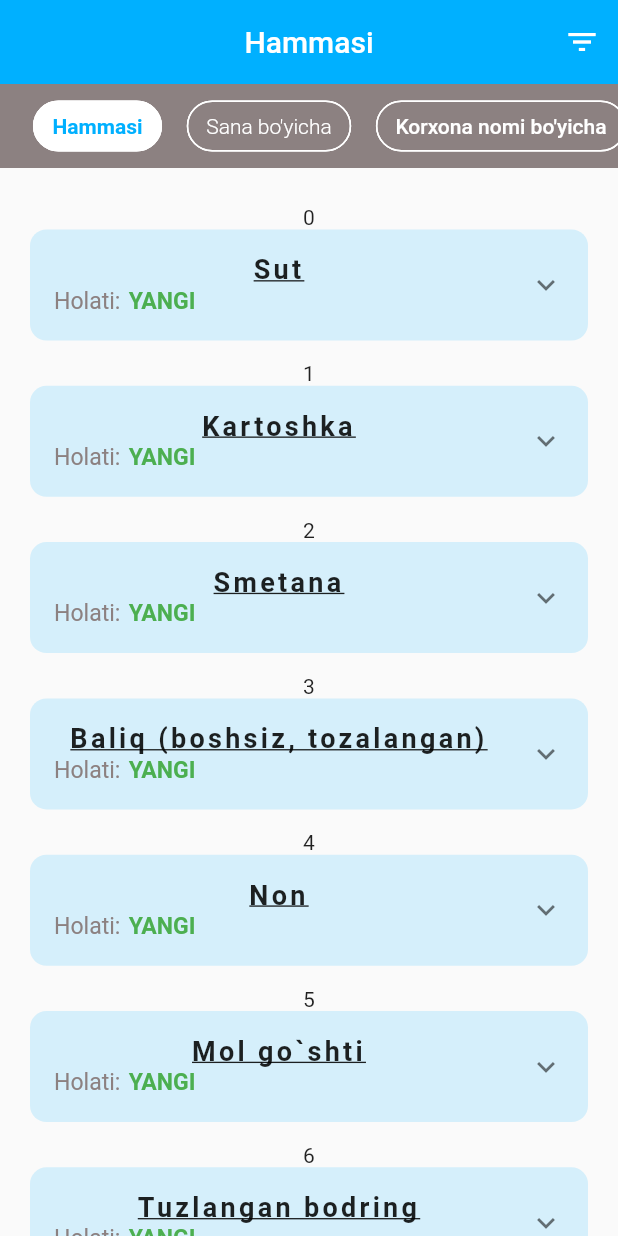
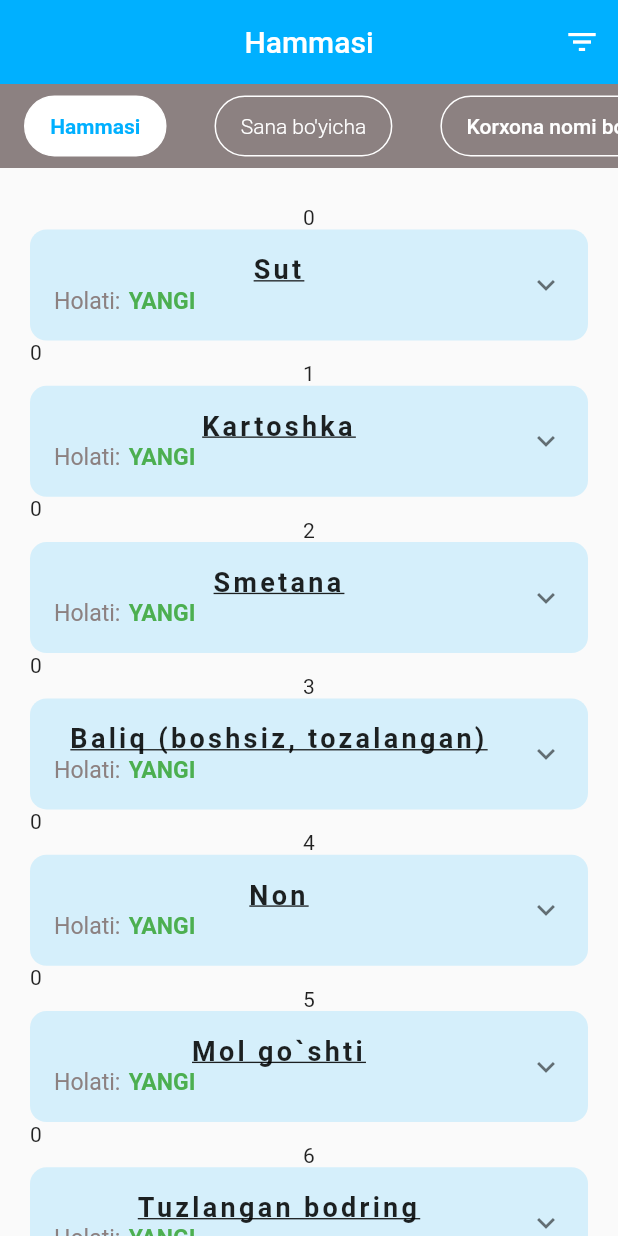
Before and after one commit to ravshanbk/governess_public_version, a Flutter app: the screen it shows after launch, on a phone screen of 412 x 824 dp. Run offline on Flutter 3.47's test engine with Material 2 defaults, Android fonts, the phone set to English and light mode, and no system bars; our stand-ins replace dio, flutter_datetime_picker, fluttertoast, hive, hive_flutter; accounts and stored records are empty; key blocks and very long unbroken strings in the code were emptied for the run.

Commit message:
Third commit

```diff
--- a/lib/ui/supplier/to_buy_products_page.dart
+++ b/lib/ui/supplier/to_buy_products_page.dart
@@ -1,4 +1,5 @@
 import 'package:flutter/cupertino.dart';
+import 'package:flutter/foundation.dart';
 import 'package:flutter/material.dart';
 import 'package:flutter_datetime_picker/flutter_datetime_picker.dart';
 import 'package:fluttertoast/fluttertoast.dart';
@@ -17,7 +18,7 @@ import 'package:provider/provider.dart';
 
 class ToBuyProductsPage extends StatefulWidget {
   ToBuyProductsPage({Key? key}) : super(key: key);
-
+  List<Product>? data;
   @override
   State<ToBuyProductsPage> createState() => _ToBuyProductsPageState();
 }
@@ -46,6 +47,7 @@ class _ToBuyProductsPageState extends State<ToBuyProductsPage> {
               future: toBuyProducts,
               builder: (context, AsyncSnapshot<List<Product>> snap) {
                 List<Product> data = snap.data!;
+                widget.data = data;
                 Provider.of<FilterToBuyPageProvider>(context, listen: false)
                     .initN(data.length);
 
@@ -59,15 +61,16 @@ class _ToBuyProductsPageState extends State<ToBuyProductsPage> {
   }
 
   _body(List<Product>? data, BuildContext context) {
+    int current = Provider.of<FilterToBuyPageProvider>(context, listen: false)
+        .currentFilterIndex;
     return Center(
-      child: (Provider.of<FilterToBuyPageProvider>(context, listen: false)
-                      .currentFilterIndex ==
-                  0 &&
-              Provider.of<FilterToBuyPageProvider>(context, listen: false).n! >
-                  0)
-          ? _allBody(data,context)
-          : _noDataBody(context),
-    );
+        child: (current == 0
+            ? _allBody(data, context, "0")
+            : current == 1
+                ? _allBody(data, context, "1")
+                : (current == 2
+                    ? _allBody(data, context, "2")
+                    : _allBody(data, context, "no data"))));
   }
 
   Container _noDataBody(BuildContext context) {
@@ -82,71 +85,62 @@ class _ToBuyProductsPageState extends State<ToBuyProductsPage> {
                         .watch<FilterToBuyPageProvider>()
                         .currentFilterIndex ==
                     0
-                      ? [
-                          const TextSpan(
-                              text: "Hozirda malumotlar mavjud emas")
-                        ]
+                ? [const TextSpan(text: "Hozirda malumotlar mavjud emas")]
                 : [
-                           TextSpan(text: "Tanlangan "+(context
+                    TextSpan(
+                        text: "Tanlangan " +
+                            (context
                                         .watch<FilterToBuyPageProvider>()
                                         .currentFilterIndex ==
                                     1
                                 ? "sana \n"
                                 : "korxona nomi ")),
-
+                    TextSpan(
+                      text: context
+                                  .watch<FilterToBuyPageProvider>()
+                                  .currentFilterIndex ==
+                              1
+                          ? DTFM.maker(Provider.of<FilterToBuyPageProvider>(
+                                  context,
+                                  listen: false)
+                              .from!
+                              .millisecondsSinceEpoch)
+                          : Provider.of<FilterToBuyPageProvider>(context,
+                                  listen: false)
+                              .currentCompName,
+                      style: TextStyle(color: Colors.red, fontSize: gW(22.0)),
+                    ),
+                    TextSpan(text: " / ", style: TextStyle(fontSize: gW(22.0))),
                     TextSpan(
                       text: context
                                   .watch<FilterToBuyPageProvider>()
                                   .currentFilterIndex ==
                               1
                           ? DTFM.maker(
-                                    Provider.of<FilterToBuyPageProvider>(
-                                            context,
-                                            listen: false)
-                                        .from!
+                              Provider.of<FilterToBuyPageProvider>(context)
+                                  .to!
                                   .millisecondsSinceEpoch)
-                                : Provider.of<FilterToBuyPageProvider>(
-                                        context,
+                          : Provider.of<FilterToBuyPageProvider>(context,
                                   listen: false)
                               .currentCompName,
-                            style: TextStyle(
-                                color: Colors.red, fontSize: gW(22.0)),
+                      style: TextStyle(color: Colors.red, fontSize: gW(22.0)),
                     ),
-                           TextSpan(text: " / ",style: TextStyle(fontSize: gW(22.0))),
-                          TextSpan(
-                            text: context
-                                        .watch<FilterToBuyPageProvider>()
-                                        .currentFilterIndex ==
-                                    1
-                                ? DTFM.maker(
-                                    Provider.of<FilterToBuyPageProvider>(
-                                            context)
-                                        .to!
-                                        .millisecondsSinceEpoch)
-                                : Provider.of<FilterToBuyPageProvider>(
-                                        context,
-                                        listen: false)
-                                    .currentCompName,
-                            style: TextStyle(
-                                color: Colors.red, fontSize: gW(22.0)),
-                          ),
-                          const TextSpan(
-                              text: " bo'yicha ma'lumot topilmadi"),
+                    const TextSpan(text: " bo'yicha ma'lumot topilmadi"),
                   ]),
       ),
     );
   }
 
-  ListView _allBody(List<Product>? data, BuildContext context) {
+  ListView _allBody(List<Product>? data, BuildContext context, String text) {
     return ListView.separated(
       separatorBuilder: (context, index) {
         return SizedBox(
           height: gH(14.0),
+          child: Text(text),
         );
       },
       key: Key('builder ${data![0].productId}'),
-            padding:
-                const EdgeInsets.only(left: 20.0, right: 20.0, top: 25.0),
+      padding: const EdgeInsets.only(left: 20.0, right: 20.0, top: 25.0),
       shrinkWrap: true,
       physics: const NeverScrollableScrollPhysics(),
       itemCount: data.length,
@@ -156,18 +150,13 @@ class _ToBuyProductsPageState extends State<ToBuyProductsPage> {
             Text(__.toString()),
             ExpansionTileToShowProductWidget(
               isExpanded:
-                        context.watch<ToBuyProductPageProvider>().current ==
-                            __,
+                  context.watch<ToBuyProductPageProvider>().current == __,
               children: _children(data[__], context),
               onChanged: (bool newState) {
                 if (newState) {
-                        context
-                            .read<ToBuyProductPageProvider>()
-                            .changeCurrent(__);
+                  context.read<ToBuyProductPageProvider>().changeCurrent(__);
                 } else {
-                        context
-                            .read<ToBuyProductPageProvider>()
-                            .changeCurrent(-1);
+                  context.read<ToBuyProductPageProvider>().changeCurrent(-1);
                 }
               },
               data: data[__],
@@ -185,77 +174,42 @@ class _ToBuyProductsPageState extends State<ToBuyProductsPage> {
       floating: true,
       flexibleSpace: Container(
         color: greyColor,
-        child: ListView.separated(
-          padding: EdgeInsets.symmetric(
-            horizontal: gW(20.0),
-          ),
-          separatorBuilder: (context, index) {
-            return SizedBox(width: gW(15.0));
-          },
+        child: ListView.builder(
           itemCount: context.watch<FilterToBuyPageProvider>().filters.length,
           shrinkWrap: true,
           scrollDirection: Axis.horizontal,
           physics: const BouncingScrollPhysics(),
           itemBuilder: (_, __) {
-            return Chip(
-              shape: RoundedRectangleBorder(
-                side: BorderSide(color: whiteColor),
-                borderRadius: BorderRadius.circular(
-                  gW(20.0),
-                ),
-              ),
-              backgroundColor:
-                  context.watch<FilterToBuyPageProvider>().currentFilterIndex !=
-                          __
-                      ? greyColor
-                      : whiteColor,
-              label: __ == 2
-                  ? PopupMenuButton(
-                      child: Text(
-                        Provider.of<FilterToBuyPageProvider>(context,
-                                listen: false)
-                            .filters[2],
-                        style: TextStyle(
-                            color: Provider.of<FilterToBuyPageProvider>(context,
-                                            listen: false)
-                                        .currentFilterIndex ==
-                                    2
-                                ? mainColor
-                                : whiteColor),
-                      ),
-                      padding: EdgeInsets.zero,
-                      itemBuilder: (context) {
-                        debugPrint(Provider.of<FilterToBuyPageProvider>(context,
-                                listen: false)
-                            .companyNamesPopUpMenuItems!
-                            .elementAt(0)
-                            .toString());
-                        return Provider.of<FilterToBuyPageProvider>(context,
-                                listen: false)
-                            .companyNamesPopUpMenuItems!
-                            .toList();
-                      })
-                  : _filterOnPressed(__),
-            );
-          },
-        ),
-      ),
-    );
-  }
-
-  GestureDetector _filterOnPressed(int __) {
-    return GestureDetector(
-      onTap: () {
-        if (__ == 0 &&
-            0 !=
-                Provider.of<FilterToBuyPageProvider>(context, listen: false)
-                    .currentFilterIndex) {
+            return ElevatedButton(
+              focusNode: FocusNode(canRequestFocus: true),
+              style: ElevatedButton.styleFrom(
+                  visualDensity:
+                      const VisualDensity(horizontal: 0.0, vertical: 0.0),
+                  tapTargetSize: MaterialTapTargetSize.shrinkWrap,
+                  primary: Colors.transparent,
+                  elevation: 0),
+              onPressed: () {
+                debugPrint("Filter OnPressed $__");
+                if (__ == 0) {
                   Provider.of<FilterToBuyPageProvider>(context, listen: false)
                       .changeCurrentFilterIndex(0);
-          setState(() {});
+                  setState(() {
+                    Provider.of<FilterToBuyPageProvider>(context, listen: false)
+                        .changeCurrentFilterIndex(0);
+                  });
                 } else if (__ == 1) {
                   _showDataPicker(true);
                 } else if (__ == 2) {
+                  debugPrint("filter 2 bosildi");
+                  context
+                      .read<FilterToBuyPageProvider>()
+                      .changeCurrentFilterIndex(2);
+                  setState(() {
+                    context
+                        .read<FilterToBuyPageProvider>()
+                        .changeCurrentFilterIndex(2);
+                  });
+
                   // showCupertinoModalPopup(
                   //     context: context,
                   //     builder: (context) {
@@ -271,17 +225,70 @@ class _ToBuyProductsPageState extends State<ToBuyProductsPage> {
                   debugPrint("Out of range:::");
                 }
               },
+              child: Container(
+                alignment: Alignment.center,
+                height: gH(40.0),
+                padding: EdgeInsets.symmetric(horizontal: gW(15.0)),
+                decoration: BoxDecoration(
+                  border: Border.all(color: whiteColor),
+                  borderRadius: BorderRadius.circular(
+                    gW(20.0),
+                  ),
+                  color: context
+                              .watch<FilterToBuyPageProvider>()
+                              .currentFilterIndex !=
+                          __
+                      ? greyColor
+                      : whiteColor,
+                ),
+                child: __ == 2
+                    ? PopupMenuButton(
                         child: Text(
+                          Provider.of<FilterToBuyPageProvider>(context,
+                                  listen: false)
+                              .filters[2],
+                          style: TextStyle(
+                              color: Provider.of<FilterToBuyPageProvider>(
+                                              context,
+                                              listen: false)
+                                          .currentFilterIndex ==
+                                      2
+                                  ? mainColor
+                                  : whiteColor),
+                        ),
+                        padding: EdgeInsets.zero,
+                        itemBuilder: (context) {
+                          debugPrint(Provider.of<FilterToBuyPageProvider>(
+                                  context,
+                                  listen: false)
+                              .companyNamesPopUpMenuItems!
+                              .elementAt(0)
+                              .toString());
+                          return Provider.of<FilterToBuyPageProvider>(context,
+                                  listen: false)
+                              .companyNamesPopUpMenuItems!
+                              .toList();
+                        })
+                    : Text(
                         context.watch<FilterToBuyPageProvider>().filters[__],
                         style: TextStyle(
-          fontWeight:
-              context.watch<FilterToBuyPageProvider>().currentFilterIndex != __
+                          fontWeight: context
+                                      .watch<FilterToBuyPageProvider>()
+                                      .currentFilterIndex !=
+                                  __
                               ? FontWeight.w300
                               : FontWeight.bold,
-          color:
-              context.watch<FilterToBuyPageProvider>().currentFilterIndex == __
+                          color: context
+                                      .watch<FilterToBuyPageProvider>()
+                                      .currentFilterIndex ==
+                                  __
                               ? mainColor
                               : whiteColor,
+                        ),
+                      ),
+              ),
+            );
+          },
         ),
       ),
     );
@@ -639,6 +646,7 @@ class _ToBuyProductsPageState extends State<ToBuyProductsPage> {
               .initTo(date);
           Provider.of<FilterToBuyPageProvider>(context, listen: false)
               .changeCurrentFilterIndex(1);
+          _getDataByDateTime(widget.data!);
 
           setState(() {});
         }
```
Lines whose indentation alone changed are shown as unchanged.
